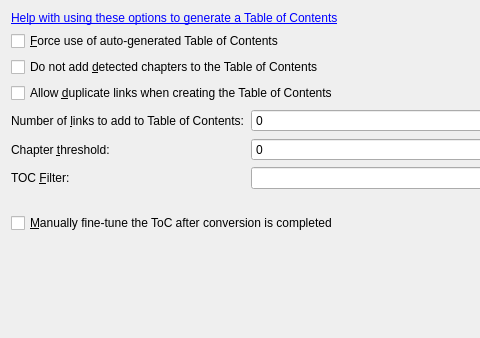
The window that src/calibre/gui2/convert/toc.ui (debian-calibre/calibre) describes before a commit, drawn with Qt 5; both pictures show x 0 to 480 and y 0 to 338 of the 596 by 493 pixel window.
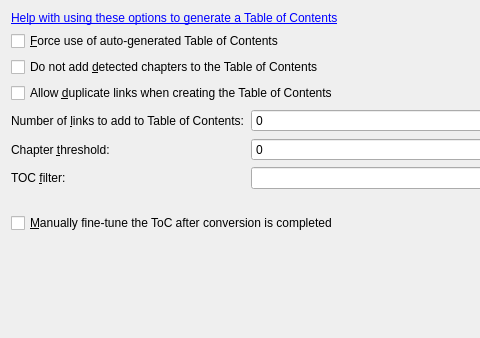
The same window after the commit. Custom widgets are drawn as their Qt base class.

The edit to the form file:
```diff
--- a/src/calibre/gui2/convert/toc.ui
+++ b/src/calibre/gui2/convert/toc.ui
@@ -48,7 +48,7 @@
    <item row="8" column="0">
     <widget class="QLabel" name="label">
      <property name="text">
-      <string>TOC &amp;Filter:</string>
+      <string>TOC &amp;filter:</string>
      </property>
      <property name="buddy">
       <cstring>opt_toc_filter</cstring>
```
